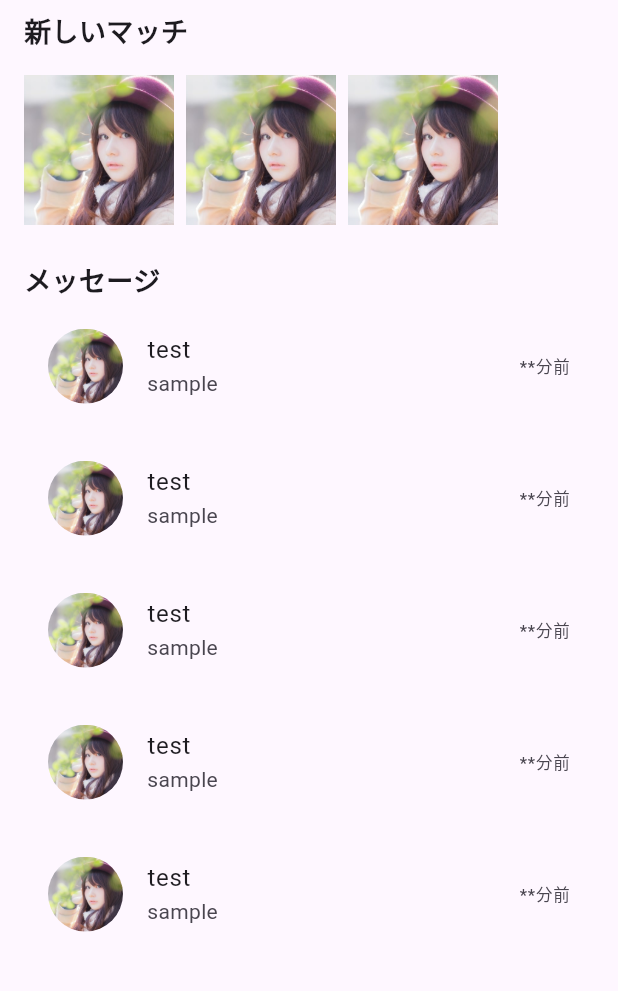
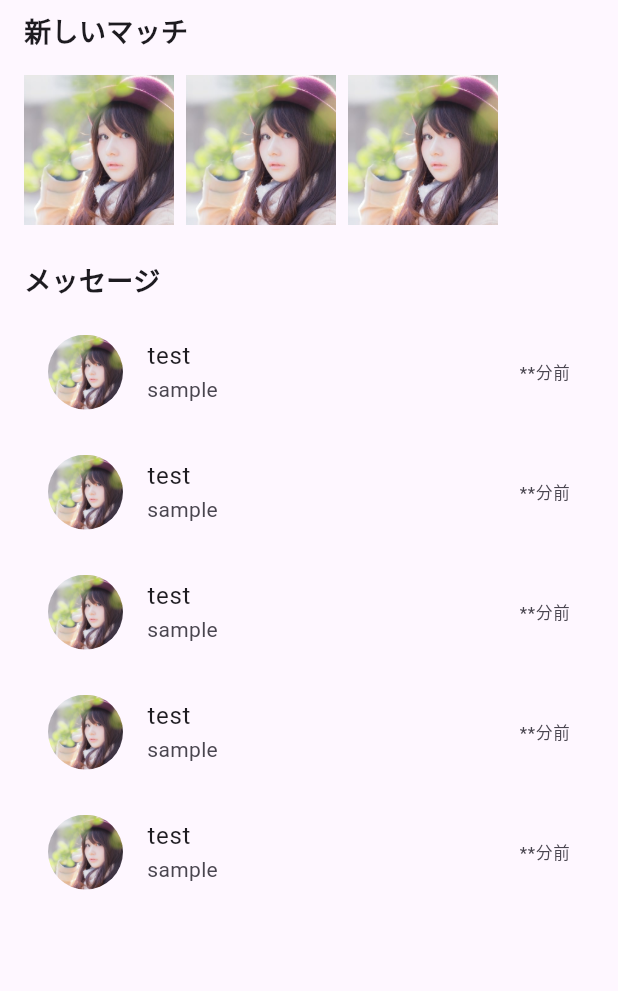
Before and after one commit to yamazakimina/test_flutter_01, a Flutter app: the screen it shows after launch, item 4 of the bottom bar chosen, on a phone screen of 412 x 824 dp, the part 84-1075 px from its top. Run offline on Flutter 3.47's test engine with Material 3 defaults, Android fonts, the phone set to English and light mode, and no system bars; our stand-ins replace swipe_cards; network calls fail.

Commit message:
レイアウトの微調整

```diff
--- a/lib/message_wedget.dart
+++ b/lib/message_wedget.dart
@@ -93,7 +93,7 @@ class ChatScreen extends StatelessWidget {
               ),
             ),
           ),
-          // const SizedBox(height: 8),
+          const SizedBox(height: 8),
           Expanded(
             child: SafeArea(
               child: MessageWedget(),
@@ -123,7 +123,7 @@ class MessageWedget extends StatelessWidget {
               }));
             },
             contentPadding:
-                const EdgeInsets.symmetric(horizontal: 32, vertical: 8),
+                const EdgeInsets.symmetric(horizontal: 32, vertical: 4),
             leading: ClipOval(
               child: Image.asset(
                 'assets/img/1.jpg',
@@ -137,7 +137,7 @@ class MessageWedget extends StatelessWidget {
             subtitle: const Text('sample'),
           ),
           ListTile(
-            contentPadding: EdgeInsets.symmetric(horizontal: 32, vertical: 8),
+            contentPadding: EdgeInsets.symmetric(horizontal: 32, vertical: 4),
             leading: ClipOval(
               child: Image.asset(
                 'assets/img/1.jpg',
@@ -151,7 +151,7 @@ class MessageWedget extends StatelessWidget {
             subtitle: Text('sample'),
           ),
           ListTile(
-            contentPadding: EdgeInsets.symmetric(horizontal: 32, vertical: 8),
+            contentPadding: EdgeInsets.symmetric(horizontal: 32, vertical: 4),
             leading: ClipOval(
               child: Image.asset(
                 'assets/img/1.jpg',
@@ -165,7 +165,7 @@ class MessageWedget extends StatelessWidget {
             subtitle: Text('sample'),
           ),
           ListTile(
-            contentPadding: EdgeInsets.symmetric(horizontal: 32, vertical: 8),
+            contentPadding: EdgeInsets.symmetric(horizontal: 32, vertical: 4),
             leading: ClipOval(
               child: Image.asset(
                 'assets/img/1.jpg',
@@ -179,7 +179,7 @@ class MessageWedget extends StatelessWidget {
             subtitle: Text('sample'),
           ),
           ListTile(
-            contentPadding: EdgeInsets.symmetric(horizontal: 32, vertical: 8),
+            contentPadding: EdgeInsets.symmetric(horizontal: 32, vertical: 4),
             leading: ClipOval(
               child: Image.asset(
                 'assets/img/1.jpg',
```
